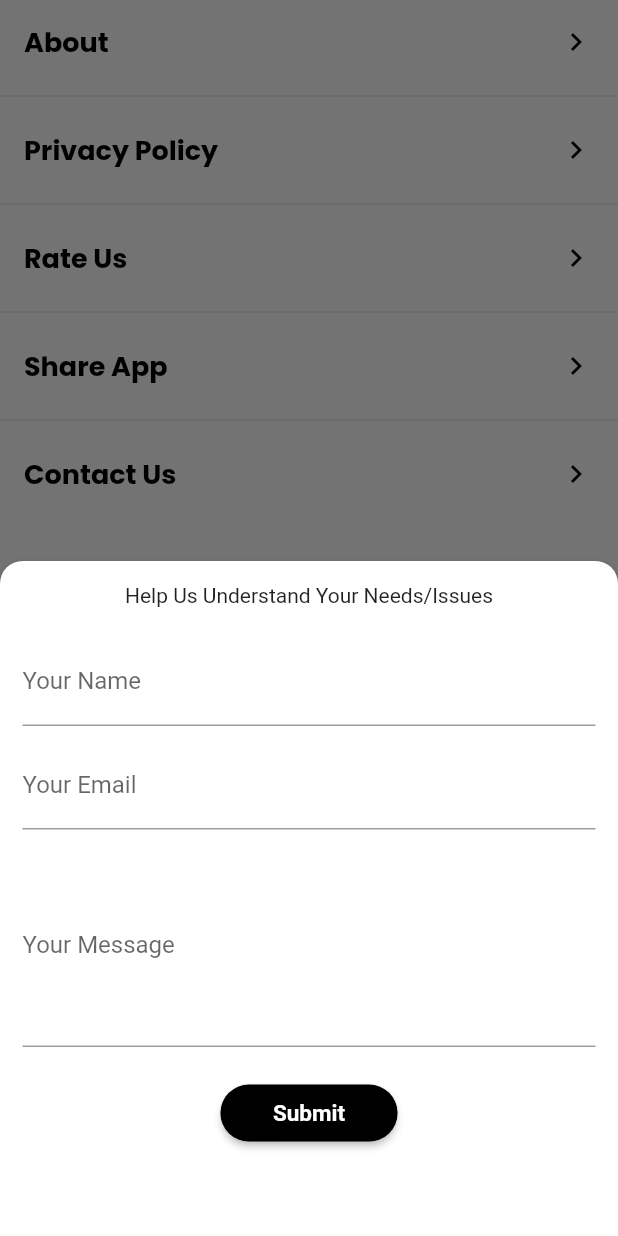
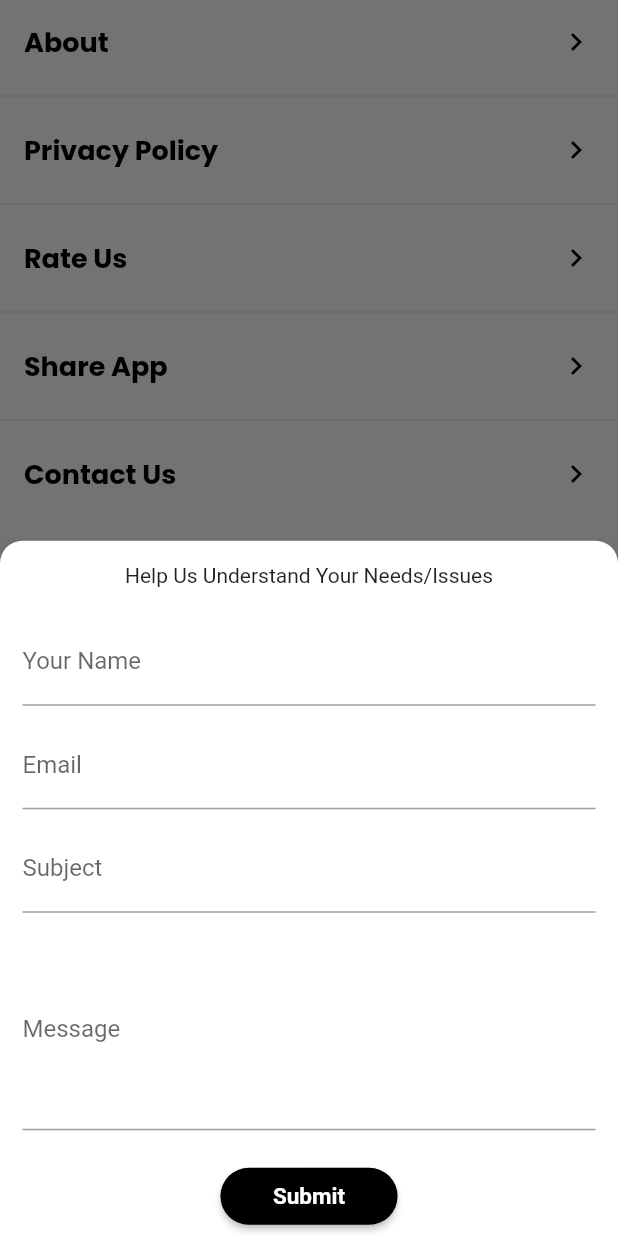
Before and after one commit to JosephIbe/Quotey, a Flutter app: the SettingsView screen opened directly, after a tap on "Contact Us", on a phone screen of 412 x 824 dp. Run offline on Flutter 3.47's test engine with Material 2 defaults, Android fonts, the phone set to English and light mode, and no system bars; our stand-ins replace bloc, bottom_navy_bar, cached_network_image, dio, equatable, flutter_bloc and 5 more; missing offline and left inert: flutter_email_sender, pedantic; network calls fail.

Commit message:
Add Email Service for Contact Us

```diff
--- a/lib/data/core/api_client.dart
+++ b/lib/data/core/api_client.dart
@@ -18,7 +18,7 @@ class APIClient {
     };
 
     try {
-      var url = APIConstants.API_BASE_URL + path + '?page=$page';
+      var url = APIConstants.API_BASE_URL + path ;
       Response response = await dio.get(url);
       print('url in client:\n $url');
       // print('API Response\t$response');
--- a/lib/presentation/journeys/screens/settings_view.dart
+++ b/lib/presentation/journeys/screens/settings_view.dart
@@ -1,4 +1,8 @@
+import 'dart:convert';
+
+import 'package:dio/dio.dart';
 import 'package:flutter/material.dart';
+import 'package:flutter_email_sender/flutter_email_sender.dart';
 import 'package:quotey/presentation/themes/app_colors.dart';
 
 import 'package:quotey/utils/constants.dart';
@@ -12,7 +16,10 @@ class SettingsView extends StatelessWidget {
 
   final nameController = TextEditingController();
   final emailController = TextEditingController();
+  final subjectController = TextEditingController();
   final messageController = TextEditingController();
+
+  final scaffoldKey = GlobalKey<ScaffoldState>();
 
   @override
   Widget build(BuildContext context) {
@@ -21,6 +28,7 @@ class SettingsView extends StatelessWidget {
     h = MediaQuery.of(context).size.height;
 
     return Scaffold(
+      key: scaffoldKey,
       body: Container(
         width: w,
         height: h,
@@ -115,7 +123,7 @@ class SettingsView extends StatelessWidget {
       builder: (context) {
         return SingleChildScrollView(
           child: Container(
-              height: 450.0,
+              height: 550.0,
               padding: EdgeInsets.all(15.0),
               child: Form(
                 child: Column(
@@ -134,23 +142,31 @@ class SettingsView extends StatelessWidget {
                     TextFormField(
                       controller: emailController,
                       decoration: InputDecoration(
-                        labelText: 'Your Email',
+                        labelText: 'Email',
                         hintText: 'abc@hello.com',
+                      ),
+                    ),
+                    SizedBox(height: 10.0,),
+                    TextFormField(
+                      controller: subjectController,
+                      decoration: InputDecoration(
+                        labelText: 'Subject',
+                        hintText: 'Feature Suggestion, Bug Fix, Crash Report',
                       ),
                     ),
                     SizedBox(height: 10.0,),
                     TextFormField(
                       controller: messageController,
                       decoration: InputDecoration(
-                        labelText: 'Your Message',
-                        hintText: 'Enter Your Message or Subject',
+                        labelText: 'Message',
+                        hintText: 'Share more details on the situation',
                       ),
                       maxLines: 5,
                       autocorrect: true,
                     ),
                     SizedBox(height: 20.0,),
                     ElevatedButton(
-                      onPressed: ()=>{},
+                      onPressed: ()=> sendEmail(context, nameController.text, emailController.text, subjectController.text, messageController.text),
                       style: ButtonStyle(
                         backgroundColor: MaterialStateProperty.all(Colors.black),
                         shape: MaterialStateProperty.all(RoundedRectangleBorder(borderRadius: BorderRadius.all(Radius.circular(25.0)))),
@@ -174,4 +190,29 @@ class SettingsView extends StatelessWidget {
     );
   }
 
+  Future<void> sendEmail(BuildContext context, String name, String email, String subject, String message) async {
+    if(name.isEmpty || email.isEmpty || subject.isEmpty || message.isEmpty) {
+      Navigator.pop(context);
+
+      final snackbar = SnackBar(
+        duration: Duration(seconds: 2),
+        content: Text('All Fields are Required', style: TextStyle(color: Colors.white),),
+        backgroundColor: Colors.red,
+        padding: EdgeInsets.all(5.0),
+        elevation: 2.0,
+      );
+      scaffoldKey.currentState.showSnackBar(snackbar);
+    } else {
+      print(subject);
+      final Email email = Email(
+        body: message,
+        subject: subject,
+        recipients: ['joseph.ibeawuchi@gmail.com'],
+        isHTML: false,
+      );
+
+      await FlutterEmailSender.send(email);
+    }
+  }
+
 }
--- a/pubspec.yaml
+++ b/pubspec.yaml
@@ -39,6 +39,7 @@ dependencies:
   share_plus: ^2.2.0
   screenshot: ^1.2.3
   cached_network_image: any
+  flutter_email_sender: any
   hive: any
 
 dev_dependencies:
```
Also changed, not shown: lib/presentation/blocs/authors/authors_bloc.dart (+13 -1 lines), lib/presentation/journeys/screens/author_quotes_view.dart (+49 -0 lines), lib/presentation/journeys/screens/authors_view.dart (+7 -5 lines), pubspec.lock.
